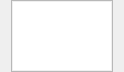
Above: sources/chat-area/attachments/PostAttachmentList.ui from nuclear868/mattermost-qt before the change. Below: the same form after it.
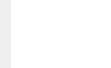
That is the form after the change. Custom widgets are drawn as their Qt base class.

Commit message: adjust borders and sizes of attached images

```diff
--- a/sources/chat-area/attachments/PostAttachmentList.ui
+++ b/sources/chat-area/attachments/PostAttachmentList.ui
@@ -32,6 +32,9 @@
    <property name="topMargin">
     <number>0</number>
    </property>
+   <property name="rightMargin">
+    <number>0</number>
+   </property>
    <property name="bottomMargin">
     <number>0</number>
    </property>
@@ -56,7 +59,14 @@
       <enum>Qt::NoContextMenu</enum>
      </property>
      <property name="styleSheet">
-      <string notr="true">padding: 1px</string>
+      <string notr="true">QListWidget::item {
+	border: 1px solid black;
+	margin-bottom: 10px;
+}
+</string>
+     </property>
+     <property name="frameShape">
+      <enum>QFrame::NoFrame</enum>
      </property>
      <property name="verticalScrollBarPolicy">
       <enum>Qt::ScrollBarAsNeeded</enum>
```
The commit also changes 4 other files.
